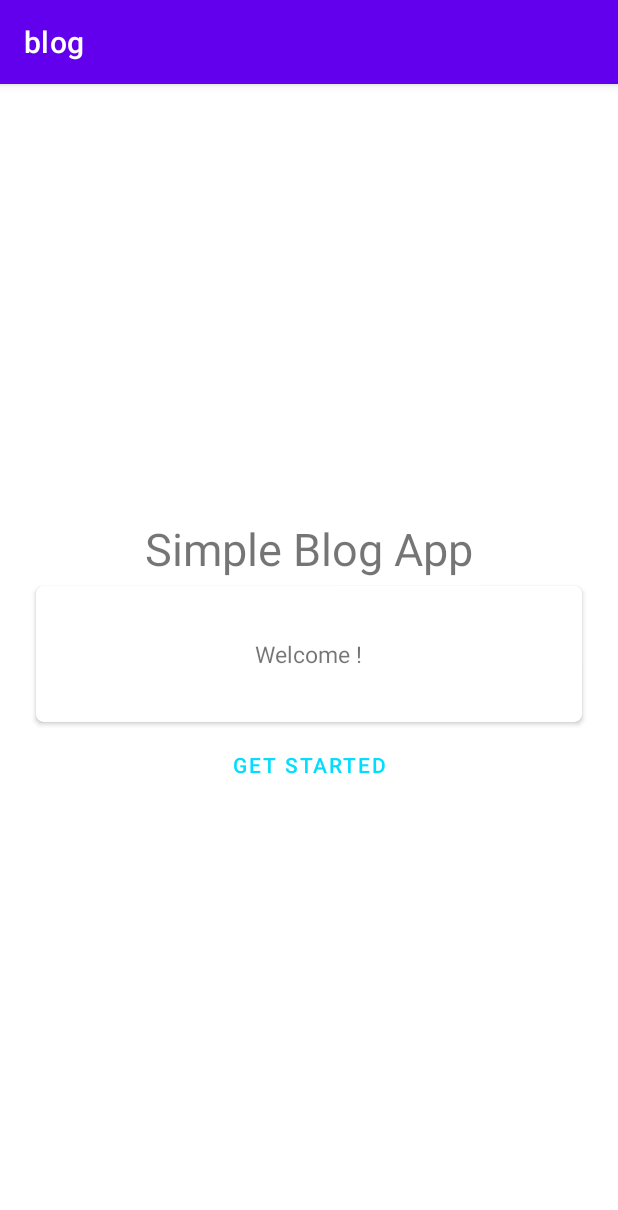
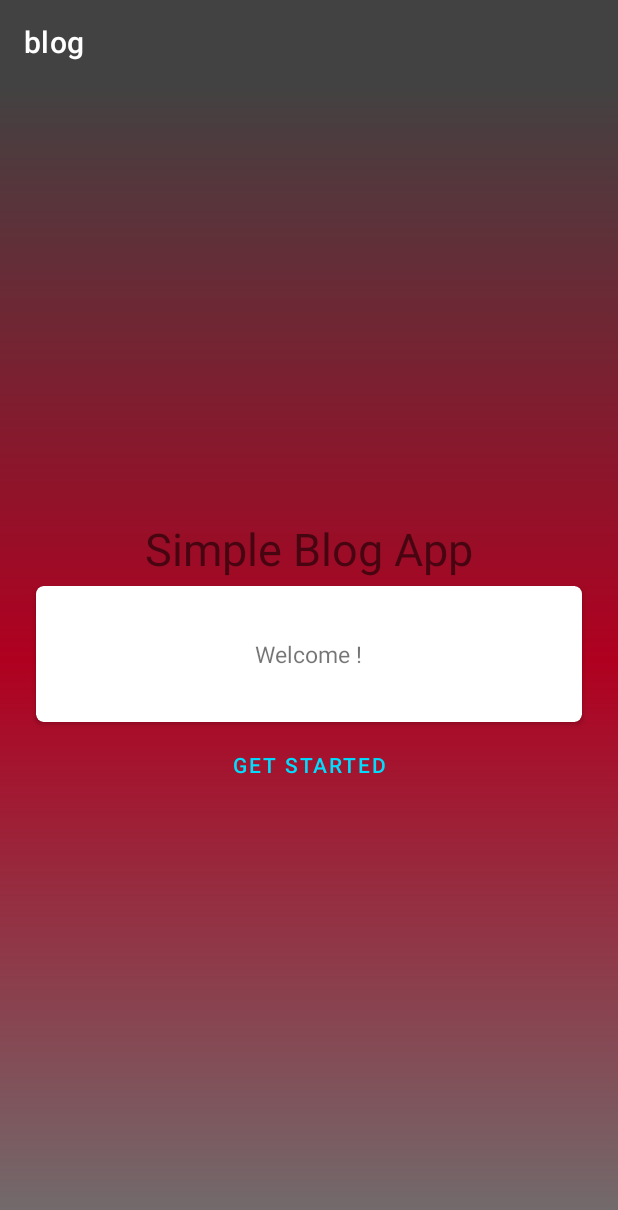
Before and after one commit to DimaMamaev/java-blog, an Android app: the screen it shows after launch (MainActivity), on a phone screen of 412 x 824 dp. Shown: the top 1210 px of the screen. Run offline under Robolectric (Android 15) with nearby library versions, the phone set to English and light mode, and no system bars; our stand-ins replace Firebase (no records; nobody signed in at launch, a user with empty details on screens opened directly).

Commit message:
added some styling

```diff
--- a/app/src/main/java/com/example/blog/MainActivity.java
+++ b/app/src/main/java/com/example/blog/MainActivity.java
@@ -1,5 +1,7 @@
 package com.example.blog;
 
+import androidx.annotation.NonNull;
+import androidx.annotation.Nullable;
 import androidx.appcompat.app.AppCompatActivity;
 
 import android.content.Intent;
@@ -7,20 +9,91 @@ import android.os.Bundle;
 import android.view.View;
 import android.widget.Button;
 
+import com.google.firebase.auth.FirebaseAuth;
+import com.google.firebase.auth.FirebaseUser;
+import com.google.firebase.firestore.CollectionReference;
+import com.google.firebase.firestore.EventListener;
+import com.google.firebase.firestore.FirebaseFirestore;
+import com.google.firebase.firestore.FirebaseFirestoreException;
+import com.google.firebase.firestore.QueryDocumentSnapshot;
+import com.google.firebase.firestore.QuerySnapshot;
+
+import Utils.BlogApi;
+
 public class MainActivity extends AppCompatActivity {
     private Button authBtn;
+
+    private FirebaseAuth firebaseAuth;
+    private FirebaseAuth.AuthStateListener authStateListener;
+    private FirebaseUser currentUser;
+
+    private FirebaseFirestore db = FirebaseFirestore.getInstance();
+    private CollectionReference collectionReference = db.collection("Users");
+
     @Override
     protected void onCreate(Bundle savedInstanceState) {
         super.onCreate(savedInstanceState);
         setContentView(R.layout.activity_main);
+        getSupportActionBar().setElevation(0);
 
         authBtn = findViewById(R.id.authBtn);
+
+        firebaseAuth = FirebaseAuth.getInstance();
+        authStateListener = new FirebaseAuth.AuthStateListener() {
+            @Override
+            public void onAuthStateChanged(@NonNull FirebaseAuth firebaseAuth) {
+                currentUser = firebaseAuth.getCurrentUser();
+                if(currentUser != null){
+                    currentUser = firebaseAuth.getCurrentUser();
+                    String currentUserId = currentUser.getUid();
+
+                    collectionReference.whereEqualTo("userId", currentUserId)
+                        .addSnapshotListener(new EventListener<QuerySnapshot>() {
+                            @Override
+                            public void onEvent(@Nullable QuerySnapshot value, @Nullable FirebaseFirestoreException error) {
+                                if (error != null) {
+                                        return;
+                                }
+                                if (!value.isEmpty()) {
+                                    for (QueryDocumentSnapshot snapshot: value) {
+                                        BlogApi blogApi = BlogApi.getInstance();
+                                        blogApi.setUserId(snapshot.getString("userId"));
+                                        blogApi.setUsername(snapshot.getString("username"));
+
+                                        startActivity((new Intent(MainActivity.this, PostListScreen.class)));
+                                        finish();
+                                    }
+                                }
+                            }
+                        });
+                }
+            }
+        };
+
 
         authBtn.setOnClickListener(new View.OnClickListener() {
             @Override
             public void onClick(View v) {
                 startActivity(new Intent(MainActivity.this, LoginScreen.class));
+                finish();
             }
         });
     }
+
+
+    @Override
+    protected void onStart() {
+        super.onStart();
+        currentUser = firebaseAuth.getCurrentUser();
+        firebaseAuth.addAuthStateListener(authStateListener);
+    }
+
+    @Override
+    protected void onPause() {
+        super.onPause();
+        if (firebaseAuth != null) {
+            firebaseAuth.removeAuthStateListener(authStateListener);
+        }
+
+    }
 }
--- /dev/null
+++ b/app/src/main/res/drawable/gradient.xml
@@ -0,0 +1,13 @@
+<?xml version="1.0" encoding="utf-8"?>
+<shape
+    xmlns:android="http://schemas.android.com/apk/res/android"
+    android:shape="rectangle"
+    >
+    <gradient
+        android:startColor="@color/common_google_signin_btn_text_light"
+        android:centerColor="@color/design_default_color_error"
+        android:endColor="@color/cardview_dark_background"
+        android:angle="90"
+        />
+
+</shape>
--- a/app/src/main/res/layout/activity_main.xml
+++ b/app/src/main/res/layout/activity_main.xml
@@ -7,6 +7,7 @@
     android:orientation="vertical"
     android:padding="20dp"
     android:gravity="center"
+    android:background="@drawable/gradient"
     tools:context=".MainActivity">
     <TextView
         android:layout_width="wrap_content"
--- a/app/src/main/res/mipmap-anydpi-v26/ic_launcher.xml
+++ /dev/null
@@ -1,5 +0,0 @@
-<?xml version="1.0" encoding="utf-8"?>
-<adaptive-icon xmlns:android="http://schemas.android.com/apk/res/android">
-    <background android:drawable="@drawable/ic_launcher_background" />
-    <foreground android:drawable="@drawable/ic_launcher_foreground" />
-</adaptive-icon>
--- a/app/src/main/res/mipmap-anydpi-v26/ic_launcher_round.xml
+++ /dev/null
@@ -1,5 +0,0 @@
-<?xml version="1.0" encoding="utf-8"?>
-<adaptive-icon xmlns:android="http://schemas.android.com/apk/res/android">
-    <background android:drawable="@drawable/ic_launcher_background" />
-    <foreground android:drawable="@drawable/ic_launcher_foreground" />
-</adaptive-icon>
--- a/app/src/main/res/values/colors.xml
+++ b/app/src/main/res/values/colors.xml
@@ -1,8 +1,8 @@
 <?xml version="1.0" encoding="utf-8"?>
 <resources>
     <color name="purple_200">#FFBB86FC</color>
-    <color name="purple_500">#FF6200EE</color>
-    <color name="purple_700">#FF3700B3</color>
+    <color name="purple_500">#424242</color>
+    <color name="purple_700">#424242</color>
     <color name="teal_200">#FF03DAC5</color>
     <color name="teal_700">#FF018786</color>
     <color name="black">#FF000000</color>
```
Also changed, not shown: app/src/main/java/com/example/blog/PostListScreen.java (+6 -4 lines), app/src/main/res/mipmap-anydpi-v26/web_hi_res_512.png (added), app/src/main/res/mipmap-anydpi-v26/web_hi_res_512_round.png (added), app/src/main/res/mipmap-hdpi/ic_launcher.png, app/src/main/res/mipmap-hdpi/ic_launcher_round.png, app/src/main/res/mipmap-mdpi/ic_launcher.png, app/src/main/res/mipmap-mdpi/ic_launcher_round.png, app/src/main/res/mipmap-xhdpi/ic_launcher.png, app/src/main/res/mipmap-xhdpi/ic_launcher_round.png, app/src/main/res/mipmap-xxhdpi/ic_launcher.png, app/src/main/res/mipmap-xxhdpi/ic_launcher_round.png, app/src/main/res/mipmap-xxxhdpi/ic_launcher.png, app/src/main/res/mipmap-xxxhdpi/ic_launcher_round.png.
